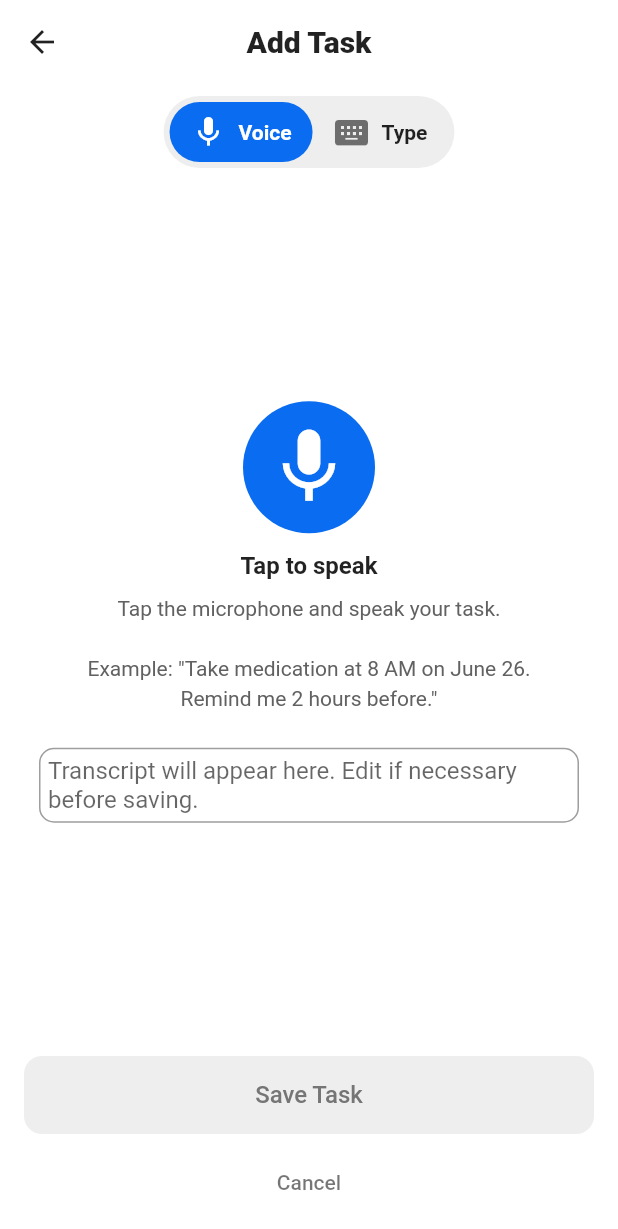
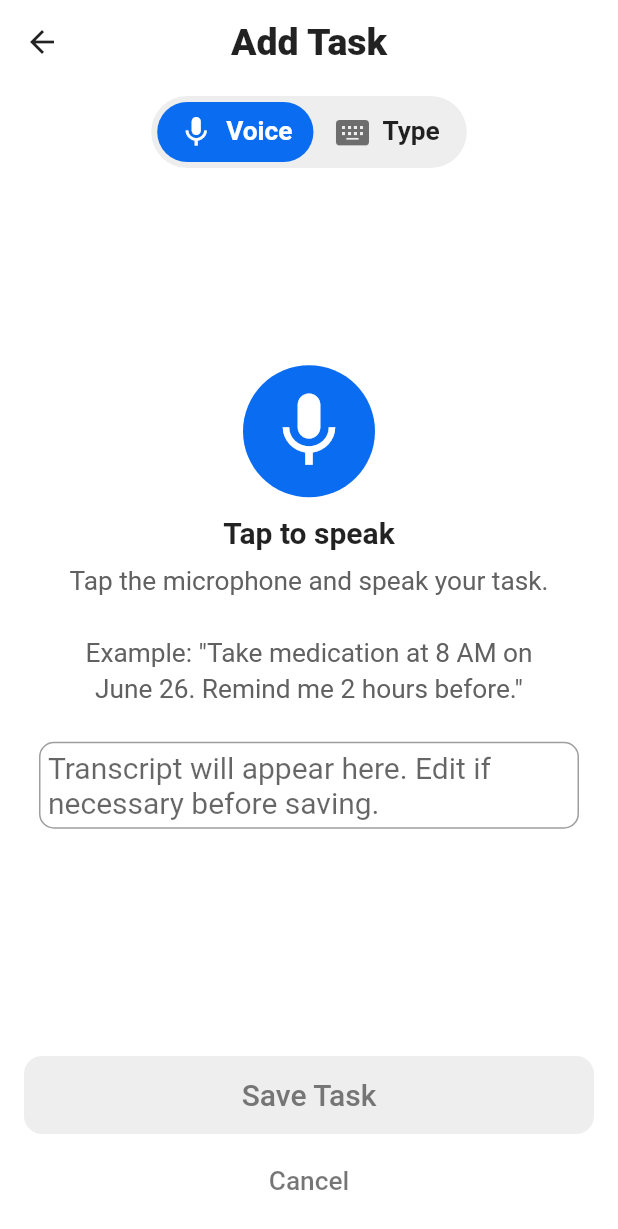
Before and after one commit to YangMin1022/easycare_to_do_app, a Flutter app: the screen it shows after launch, after a tap on "Next", after a tap on "Skip", after a tap on "Add Task", on a phone screen of 412 x 824 dp. Shown: the top 1229 px of the screen. Run offline on Flutter 3.47's test engine with Material 3 defaults, Android fonts, the phone set to English and light mode, and no system bars; our stand-ins replace drift, flutter_local_notifications, flutter_timezone, flutter_tts, shared_preferences, speech_to_text and 1 more; accounts and stored records are empty; generated files the repository leaves out were written again.

Commit message:
Fix overflowed pixels

```diff
--- a/lib/add_task.dart
+++ b/lib/add_task.dart
@@ -435,6 +435,8 @@ class _AddTaskPageState extends State<AddTaskPage> {
 
   Widget _voiceView() {
     return Expanded(
+      child: Center( // Keeps content vertically centered when there's extra space
+        child: SingleChildScrollView( // Allows scrolling when content exceeds screen height
           child: Column(
             // Centers children vertically & horizontally
             mainAxisAlignment: MainAxisAlignment.center,
@@ -483,7 +485,10 @@ class _AddTaskPageState extends State<AddTaskPage> {
                   onChanged: (v) => _transcript = v,
                 ),
               ),
+              const SizedBox(height: 20),
             ],
+          ),
+        ),
       ),
     );
   }
--- a/lib/services/settings_service.dart
+++ b/lib/services/settings_service.dart
@@ -30,11 +30,11 @@ class SettingsService {
   double get textScaleFactor {
     switch (fontSizeNotifier.value) {
       case FontSizeOption.small:
-        return 0.85; // 15% smaller
+        return 1.0; // Default size
       case FontSizeOption.medium:
-        return 1.0;  // Default size
+        return 1.25;  // 25% larger
       case FontSizeOption.large:
-        return 1.25; // 25% larger
+        return 1.50; // 50% larger
     }
   }
 
```
Lines whose indentation alone changed are shown as unchanged.
